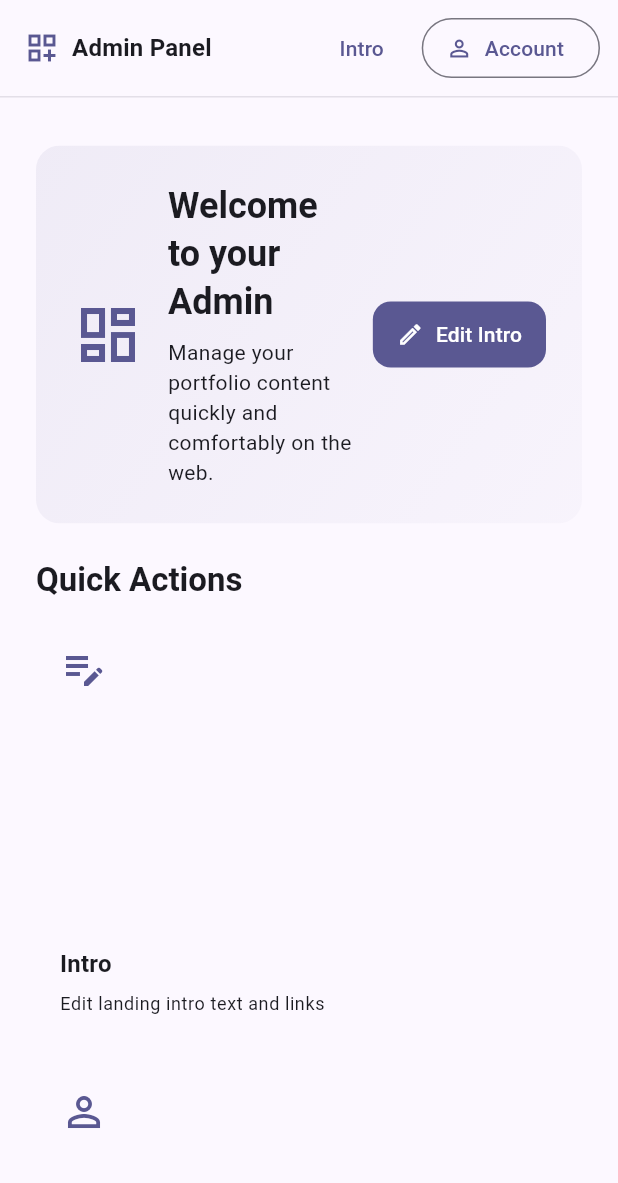
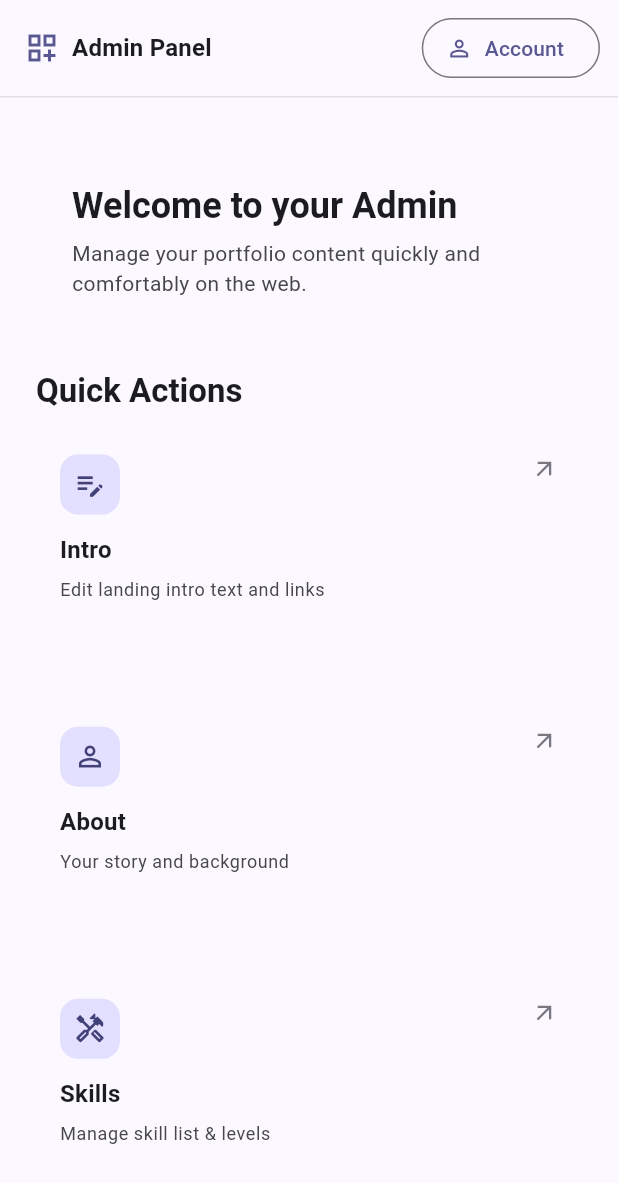
Before and after one commit to binodcoder/portfolio_admin_panel, a Flutter app: the screen it shows once a user with an empty profile is signed in, on a phone screen of 412 x 824 dp. Shown: the top 1183 px of the screen. Run offline on Flutter 3.47's test engine with Material 3 defaults, Android fonts, the phone set to English and light mode, and no system bars; our stand-ins replace cached_network_image, cloud_firestore, firebase_auth, firebase_core, flutter_riverpod, go_router and 2 more; missing offline and left inert: dart:html; accounts and stored records are empty; generated files the repository leaves out were written again.

Commit message:
home page design improved

```diff
--- a/lib/src/features/home/home.dart
+++ b/lib/src/features/home/home.dart
@@ -1,6 +1,9 @@
 import 'package:flutter/material.dart';
 import 'package:go_router/go_router.dart';
 import 'package:portfolio_admin_panel/src/routing/app_router.dart';
+
+const double _mobileBreakpoint = 600;
+const double _contentMaxWidth = 1000;
 
 class Home extends StatelessWidget {
   const Home({super.key});
@@ -24,11 +27,11 @@ class Home extends StatelessWidget {
           ],
         ),
         actions: [
-          TextButton(
-            onPressed: () => context.goNamed(AppRoute.intro.name),
-            child: const Text('Intro'),
-          ),
-          const SizedBox(width: 8),
+          // TextButton(
+          //   onPressed: () => context.goNamed(AppRoute.intro.name),
+          //   child: const Text('Intro'),
+          // ),
+          // const SizedBox(width: 8),
           OutlinedButton.icon(
             onPressed: () => context.goNamed(AppRoute.account.name),
             style: OutlinedButton.styleFrom(shape: const StadiumBorder()),
@@ -48,7 +51,7 @@ class Home extends StatelessWidget {
       ),
       body: Center(
         child: ConstrainedBox(
-          constraints: const BoxConstraints(maxWidth: 1000),
+          constraints: const BoxConstraints(maxWidth: _contentMaxWidth),
           child: SingleChildScrollView(
             padding: const EdgeInsets.symmetric(horizontal: 24, vertical: 32),
             child: Column(
@@ -57,52 +60,85 @@ class Home extends StatelessWidget {
                 Card(
                   elevation: 0,
                   shape: RoundedRectangleBorder(borderRadius: BorderRadius.circular(16)),
-                  clipBehavior: Clip.antiAlias,
-                  child: Container(
-                    decoration: BoxDecoration(
-                      gradient: LinearGradient(
-                        colors: [
-                          colorScheme.primary.withAlpha((0.08 * 250).toInt()),
-                          colorScheme.primary.withAlpha((0.03 * 250).toInt()),
-                        ],
-                        begin: Alignment.topLeft,
-                        end: Alignment.bottomRight,
-                      ),
-                    ),
+                  child: Padding(
                     padding: const EdgeInsets.all(24),
-                    child: Row(
+                    child: LayoutBuilder(
+                      builder: (context, constraints) {
+                        final isNarrow = constraints.maxWidth < _mobileBreakpoint;
+                        final titleStyle = theme.textTheme.headlineSmall?.copyWith(
+                          fontWeight: FontWeight.w600,
+                        );
+                        final subtitleStyle = theme.textTheme.bodyMedium?.copyWith(
+                          color: theme.colorScheme.onSurfaceVariant,
+                        );
+
+                        if (isNarrow) {
+                          return Column(
+                            crossAxisAlignment: CrossAxisAlignment.start,
                             children: [
-                        Icon(
-                          Icons.dashboard_outlined,
-                          size: 48,
-                          color: colorScheme.primary,
-                        ),
-                        const SizedBox(width: 16),
+                              Row(
+                                children: [
+                                  // Icon(
+                                  //   Icons.dashboard_outlined,
+                                  //   size: 40,
+                                  //   color: colorScheme.primary,
+                                  // ),
+                                  // const SizedBox(width: 12),
                                   Expanded(
                                     child: Column(
                                       crossAxisAlignment: CrossAxisAlignment.start,
                                       children: [
-                              Text(
-                                'Welcome to your Admin',
-                                style: theme.textTheme.headlineSmall?.copyWith(
-                                  fontWeight: FontWeight.w600,
-                                ),
-                              ),
-                              const SizedBox(height: 8),
+                                        Text('Welcome to your Admin', style: titleStyle),
+                                        const SizedBox(height: 6),
                                         Text(
                                           'Manage your portfolio content quickly and comfortably on the web.',
-                                style: theme.textTheme.bodyMedium,
+                                          style: subtitleStyle,
                                         ),
                                       ],
                                     ),
                                   ),
-                        const SizedBox(width: 12),
-                        FilledButton.icon(
-                          onPressed: () => context.goNamed(AppRoute.intro.name),
-                          icon: const Icon(Icons.edit_outlined),
-                          label: const Text('Edit Intro'),
+                                ],
+                              ),
+                              // const SizedBox(height: 16),
+                              // FilledButton.icon(
+                              //   onPressed: () => context.goNamed(AppRoute.intro.name),
+                              //   icon: const Icon(Icons.edit_outlined),
+                              //   label: const Text('Edit Intro'),
+                              // ),
+                            ],
+                          );
+                        }
+
+                        return Row(
+                          children: [
+                            // Icon(
+                            //   Icons.dashboard_outlined,
+                            //   size: 48,
+                            //   color: colorScheme.primary,
+                            // ),
+                            // const SizedBox(width: 16),
+                            Expanded(
+                              child: Column(
+                                crossAxisAlignment: CrossAxisAlignment.start,
+                                children: [
+                                  Text('Welcome to your Admin', style: titleStyle),
+                                  const SizedBox(height: 8),
+                                  Text(
+                                    'Manage your portfolio content quickly and comfortably on the web.',
+                                    style: subtitleStyle,
                                   ),
                                 ],
+                              ),
+                            ),
+                            // const SizedBox(width: 12),
+                            // FilledButton.icon(
+                            //   onPressed: () => context.goNamed(AppRoute.intro.name),
+                            //   icon: const Icon(Icons.edit_outlined),
+                            //   label: const Text('Edit Intro'),
+                            // ),
+                          ],
+                        );
+                      },
                     ),
                   ),
                 ),
@@ -112,16 +148,26 @@ class Home extends StatelessWidget {
                 LayoutBuilder(
                   builder: (context, constraints) {
                     final maxWidth = constraints.maxWidth;
-                    const tileWidth = 280.0;
-                    int columns = (maxWidth / tileWidth).floor();
-                    columns = columns.clamp(1, 4).toInt();
+                    int columns;
+                    if (maxWidth < 520) {
+                      columns = 1;
+                    } else if (maxWidth < 900) {
+                      columns = 2;
+                    } else if (maxWidth < 1200) {
+                      columns = 3;
+                    } else {
+                      columns = 4;
+                    }
+                    final isMobile = maxWidth < _mobileBreakpoint;
+                    final aspect = isMobile ? 2.2 : 1.25;
+
                     return GridView.count(
                       crossAxisCount: columns,
                       shrinkWrap: true,
                       physics: const NeverScrollableScrollPhysics(),
                       crossAxisSpacing: 16,
                       mainAxisSpacing: 16,
-                      childAspectRatio: 1.3,
+                      childAspectRatio: aspect,
                       children: [
                         _ActionCard(
                           icon: Icons.edit_note_outlined,
@@ -210,7 +256,7 @@ class _SectionHeader extends StatelessWidget {
   }
 }
 
-class _ActionCard extends StatelessWidget {
+class _ActionCard extends StatefulWidget {
   final IconData icon;
   final String title;
   final String subtitle;
@@ -225,38 +271,114 @@ class _ActionCard extends StatelessWidget {
   });
 
   @override
+  State<_ActionCard> createState() => _ActionCardState();
+}
+
+class _ActionCardState extends State<_ActionCard> {
+  bool _hovering = false;
+  bool _focused = false;
+
+  @override
   Widget build(BuildContext context) {
     final theme = Theme.of(context);
     final colorScheme = theme.colorScheme;
+    final interactive = widget.enabled && widget.onTap != null;
+    final showLift = _hovering || _focused;
+
+    final shape = RoundedRectangleBorder(
+      borderRadius: BorderRadius.circular(14),
+      side: BorderSide(
+        color: showLift ? colorScheme.outlineVariant : Colors.transparent,
+      ),
+    );
+
     return Opacity(
-      opacity: enabled ? 1 : 0.6,
-      child: Card(
-        elevation: 0,
-        shape: RoundedRectangleBorder(borderRadius: BorderRadius.circular(14)),
+      opacity: widget.enabled ? 1 : 0.6,
+      child: FocusableActionDetector(
+        enabled: widget.enabled,
+        mouseCursor: interactive ? SystemMouseCursors.click : SystemMouseCursors.basic,
+        onShowFocusHighlight: (v) => setState(() => _focused = v),
+        onShowHoverHighlight: (v) => setState(() => _hovering = v),
+        child: TweenAnimationBuilder<double>(
+          duration: const Duration(milliseconds: 140),
+          curve: Curves.easeOut,
+          tween: Tween<double>(begin: 0, end: showLift ? 3 : 0),
+          builder: (context, elevation, child) {
+            return Card(
+              elevation: elevation,
+              shape: shape,
               clipBehavior: Clip.antiAlias,
               child: InkWell(
-          onTap: enabled ? onTap : null,
+                onTap: interactive ? widget.onTap : null,
                 borderRadius: BorderRadius.circular(14),
                 child: Padding(
                   padding: const EdgeInsets.all(16),
+                  child: Semantics(
+                    button: true,
+                    enabled: widget.enabled,
+                    label: '${widget.title}. ${widget.subtitle}',
                     child: Column(
                       crossAxisAlignment: CrossAxisAlignment.start,
                       children: [
-                Icon(icon, size: 32, color: colorScheme.primary),
+                        Row(
+                          crossAxisAlignment: CrossAxisAlignment.start,
+                          children: [
+                            _IconBadge(icon: widget.icon),
                             const Spacer(),
+                            Icon(
+                              Icons.arrow_outward,
+                              size: 18,
+                              color: colorScheme.outline,
+                            ),
+                          ],
+                        ),
+                        const SizedBox(height: 12),
                         Text(
-                  title,
+                          widget.title,
                           style: theme.textTheme.titleMedium?.copyWith(
                             fontWeight: FontWeight.w600,
                           ),
+                          maxLines: 1,
+                          overflow: TextOverflow.ellipsis,
                         ),
                         const SizedBox(height: 6),
-                Text(subtitle, style: theme.textTheme.bodySmall),
+                        Text(
+                          widget.subtitle,
+                          style: theme.textTheme.bodySmall?.copyWith(
+                            color: theme.colorScheme.onSurfaceVariant,
+                          ),
+                          maxLines: 2,
+                          overflow: TextOverflow.ellipsis,
+                        ),
                       ],
                     ),
                   ),
                 ),
               ),
             );
+          },
+        ),
+      ),
+    );
   }
 }
+
+class _IconBadge extends StatelessWidget {
+  final IconData icon;
+  const _IconBadge({required this.icon});
+
+  @override
+  Widget build(BuildContext context) {
+    final colorScheme = Theme.of(context).colorScheme;
+    return Container(
+      width: 40,
+      height: 40,
+      decoration: BoxDecoration(
+        color: colorScheme.primaryContainer,
+        borderRadius: BorderRadius.circular(12),
+      ),
+      alignment: Alignment.center,
+      child: Icon(icon, size: 22, color: colorScheme.onPrimaryContainer),
+    );
+  }
+}
```
Lines whose indentation alone changed are shown as unchanged.
